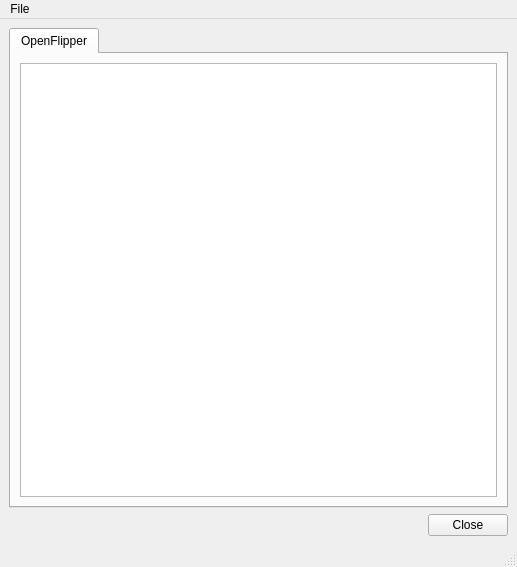
Old version of the form OpenFlipper/widgets/aboutWidget/aboutWidget.ui in the repository ShenRen/OpenFlipper.
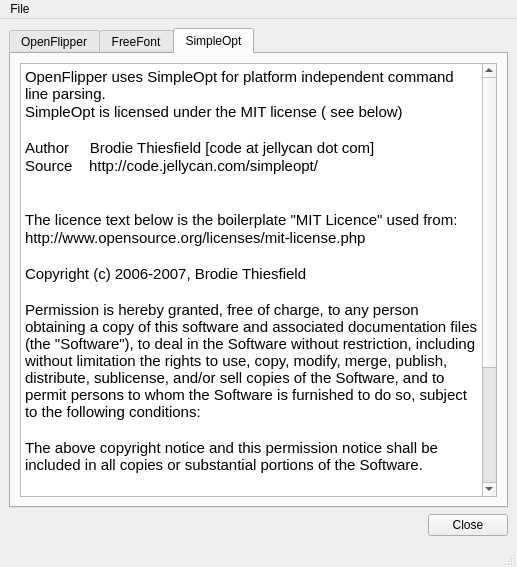
New version of the form. The open tabs and pages were chosen to show the change.

```diff
--- a/OpenFlipper/widgets/aboutWidget/aboutWidget.ui
+++ b/OpenFlipper/widgets/aboutWidget/aboutWidget.ui
@@ -13,14 +13,6 @@
    <string>About OpenFlipper</string>
   </property>
   <widget class="QWidget" name="centralwidget" >
-   <property name="geometry" >
-    <rect>
-     <x>0</x>
-     <y>25</y>
-     <width>517</width>
-     <height>517</height>
-    </rect>
-   </property>
    <layout class="QVBoxLayout" name="verticalLayout" >
     <item>
      <widget class="QTabWidget" name="About" >
@@ -28,14 +20,6 @@
        <number>0</number>
       </property>
       <widget class="QWidget" name="tab" >
-       <property name="geometry" >
-        <rect>
-         <x>0</x>
-         <y>0</y>
-         <width>495</width>
-         <height>431</height>
-        </rect>
-       </property>
        <attribute name="title" >
         <string>OpenFlipper</string>
        </attribute>
@@ -45,6 +29,84 @@
         </item>
        </layout>
       </widget>
+      <widget class="QWidget" name="Seite" >
+       <attribute name="title" >
+        <string>FreeFont</string>
+       </attribute>
+       <layout class="QVBoxLayout" name="verticalLayout_3" >
+        <item>
+         <widget class="QTextEdit" name="textEdit" >
+          <property name="enabled" >
+           <bool>true</bool>
+          </property>
+          <property name="acceptDrops" >
+           <bool>false</bool>
+          </property>
+          <property name="undoRedoEnabled" >
+           <bool>false</bool>
+          </property>
+          <property name="readOnly" >
+           <bool>true</bool>
+          </property>
+          <property name="html" >
+           <string>&lt;!DOCTYPE HTML PUBLIC "-//W3C//DTD HTML 4.0//EN" "http://www.w3.org/TR/REC-html40/strict.dtd">
+&lt;html>&lt;head>&lt;meta name="qrichtext" content="1" />&lt;style type="text/css">
+p, li { white-space: pre-wrap; }
+&lt;/style>&lt;/head>&lt;body style=" font-family:'Arial'; font-size:11pt; font-weight:400; font-style:normal;">
+&lt;p style=" margin-top:0px; margin-bottom:0px; margin-left:0px; margin-right:0px; -qt-block-indent:0; text-indent:0px;">The OpenFlipper project uses the FreeFont fonts for rendering.&lt;/p>
+&lt;p style="-qt-paragraph-type:empty; margin-top:0px; margin-bottom:0px; margin-left:0px; margin-right:0px; -qt-block-indent:0; text-indent:0px;">&lt;/p>
+&lt;p style=" margin-top:0px; margin-bottom:0px; margin-left:0px; margin-right:0px; -qt-block-indent:0; text-indent:0px;">You can get the fonts from https://savannah.gnu.org/projects/freefont/&lt;/p>&lt;/body>&lt;/html></string>
+          </property>
+         </widget>
+        </item>
+       </layout>
+      </widget>
+      <widget class="QWidget" name="Seite_2" >
+       <attribute name="title" >
+        <string>SimpleOpt</string>
+       </attribute>
+       <layout class="QVBoxLayout" name="verticalLayout_4" >
+        <item>
+         <widget class="QTextEdit" name="textEdit_2" >
+          <property name="enabled" >
+           <bool>true</bool>
+          </property>
+          <property name="acceptDrops" >
+           <bool>false</bool>
+          </property>
+          <property name="undoRedoEnabled" >
+           <bool>false</bool>
+          </property>
+          <property name="readOnly" >
+           <bool>true</bool>
+          </property>
+          <property name="html" >
+           <string>&lt;!DOCTYPE HTML PUBLIC "-//W3C//DTD HTML 4.0//EN" "http://www.w3.org/TR/REC-html40/strict.dtd">
+&lt;html>&lt;head>&lt;meta name="qrichtext" content="1" />&lt;style type="text/css">
+p, li { white-space: pre-wrap; }
+&lt;/style>&lt;/head>&lt;body style=" font-family:'Arial'; font-size:11pt; font-weight:400; font-style:normal;">
+&lt;p style=" margin-top:0px; margin-bottom:0px; margin-left:0px; margin-right:0px; -qt-block-indent:0; text-indent:0px;">OpenFlipper uses SimpleOpt for platform independent command line parsing.&lt;/p>
+&lt;p style=" margin-top:0px; margin-bottom:0px; margin-left:0px; margin-right:0px; -qt-block-indent:0; text-indent:0px;">SimpleOpt is licensed under the MIT license ( see below)&lt;/p>
+&lt;p style="-qt-paragraph-type:empty; margin-top:0px; margin-bottom:0px; margin-left:0px; margin-right:0px; -qt-block-indent:0; text-indent:0px;">&lt;/p>
+&lt;p style=" margin-top:0px; margin-bottom:0px; margin-left:0px; margin-right:0px; -qt-block-indent:0; text-indent:0px;">Author     Brodie Thiesfield [code at jellycan dot com]&lt;/p>
+&lt;p style=" margin-top:0px; margin-bottom:0px; margin-left:0px; margin-right:0px; -qt-block-indent:0; text-indent:0px;">Source    http://code.jellycan.com/simpleopt/&lt;/p>
+&lt;p style="-qt-paragraph-type:empty; margin-top:0px; margin-bottom:0px; margin-left:0px; margin-right:0px; -qt-block-indent:0; text-indent:0px;">&lt;/p>
+&lt;p style="-qt-paragraph-type:empty; margin-top:0px; margin-bottom:0px; margin-left:0px; margin-right:0px; -qt-block-indent:0; text-indent:0px;">&lt;/p>
+&lt;p style=" margin-top:0px; margin-bottom:0px; margin-left:0px; margin-right:0px; -qt-block-indent:0; text-indent:0px;">The licence text below is the boilerplate "MIT Licence" used from:&lt;/p>
+&lt;p style=" margin-top:0px; margin-bottom:0px; margin-left:0px; margin-right:0px; -qt-block-indent:0; text-indent:0px;">http://www.opensource.org/licenses/mit-license.php&lt;/p>
+&lt;p style="-qt-paragraph-type:empty; margin-top:0px; margin-bottom:0px; margin-left:0px; margin-right:0px; -qt-block-indent:0; text-indent:0px;">&lt;/p>
+&lt;p style=" margin-top:0px; margin-bottom:0px; margin-left:0px; margin-right:0px; -qt-block-indent:0; text-indent:0px;">Copyright (c) 2006-2007, Brodie Thiesfield&lt;/p>
+&lt;p style="-qt-paragraph-type:empty; margin-top:0px; margin-bottom:0px; margin-left:0px; margin-right:0px; -qt-block-indent:0; text-indent:0px;">&lt;/p>
+&lt;p style=" margin-top:0px; margin-bottom:0px; margin-left:0px; margin-right:0px; -qt-block-indent:0; text-indent:0px;">Permission is hereby granted, free of charge, to any person obtaining a copy of this software and associated documentation files (the "Software"), to deal in the Software without restriction, including without limitation the rights to use, copy, modify, merge, publish, distribute, sublicense, and/or sell copies of the Software, and to permit persons to whom the Software is furnished to do so, subject to the following conditions: &lt;/p>
+&lt;p style="-qt-paragraph-type:empty; margin-top:0px; margin-bottom:0px; margin-left:0px; margin-right:0px; -qt-block-indent:0; text-indent:0px;">&lt;/p>
+&lt;p style=" margin-top:0px; margin-bottom:0px; margin-left:0px; margin-right:0px; -qt-block-indent:0; text-indent:0px;">The above copyright notice and this permission notice shall be included in all copies or substantial portions of the Software.&lt;/p>
+&lt;p style="-qt-paragraph-type:empty; margin-top:0px; margin-bottom:0px; margin-left:0px; margin-right:0px; -qt-block-indent:0; text-indent:0px;">&lt;/p>
+&lt;p style=" margin-top:0px; margin-bottom:0px; margin-left:0px; margin-right:0px; -qt-block-indent:0; text-indent:0px;">THE SOFTWARE IS PROVIDED "AS IS", WITHOUT WARRANTY OF ANY KIND, EXPRESS OR IMPLIED, INCLUDING BUT NOT LIMITED TO THE WARRANTIES OF MERCHANTABILITY, FITNESS FOR A PARTICULAR PURPOSE AND NONINFRINGEMENT.  IN NO EVENT SHALL THE AUTHORS OR COPYRIGHT HOLDERS BE LIABLE FOR ANY CLAIM, DAMAGES OR OTHER LIABILITY, WHETHER IN AN ACTION OF CONTRACT,  TORT OR OTHERWISE, ARISING FROM, OUT OF OR IN CONNECTION WITH THE  SOFTWARE OR THE USE OR OTHER DEALINGS IN THE SOFTWARE. &lt;/p>&lt;/body>&lt;/html></string>
+          </property>
+         </widget>
+        </item>
+       </layout>
+      </widget>
      </widget>
     </item>
     <item>
```
Left out of the diff: 11 changed lines with no effect on the pictures.
